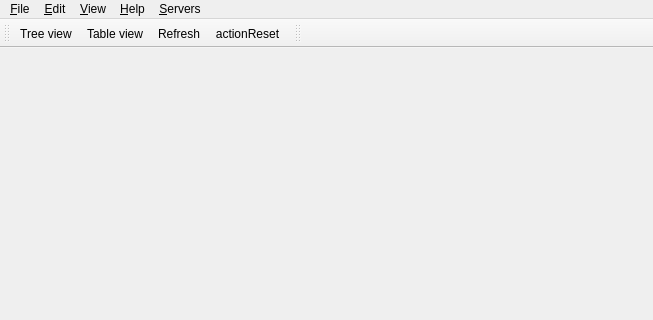
First picture: the form in Viewer/src/MainWindow.ui, repository ecmwf/ecflow, before the edit; both pictures show x 0 to 653 and y 0 to 320 of the 852 by 675 pixel window.
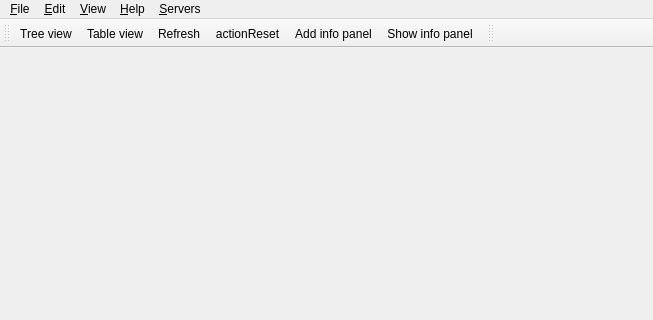
Second picture: the form after the edit. Icons and pictures are not drawn.

Commit message: Viewer: make info tab panel detachable ECFLOW-145

Diff of the .ui file:
```diff
--- a/Viewer/src/MainWindow.ui
+++ b/Viewer/src/MainWindow.ui
@@ -123,6 +123,8 @@
    <addaction name="actionTableView"/>
    <addaction name="actionRefresh"/>
    <addaction name="actionReset"/>
+   <addaction name="actionAddInfoPanel"/>
+   <addaction name="actionShowInInfoPanel"/>
   </widget>
   <widget class="QToolBar" name="toolBar">
    <property name="windowTitle">
@@ -261,6 +263,16 @@
     <string>&amp;Manage servers</string>
    </property>
   </action>
+  <action name="actionAddInfoPanel">
+   <property name="text">
+    <string>Add info panel</string>
+   </property>
+  </action>
+  <action name="actionShowInInfoPanel">
+   <property name="text">
+    <string>Show info panel</string>
+   </property>
+  </action>
  </widget>
  <resources>
   <include location="viewer.qrc"/>
```
The commit also changes 54 other files.
